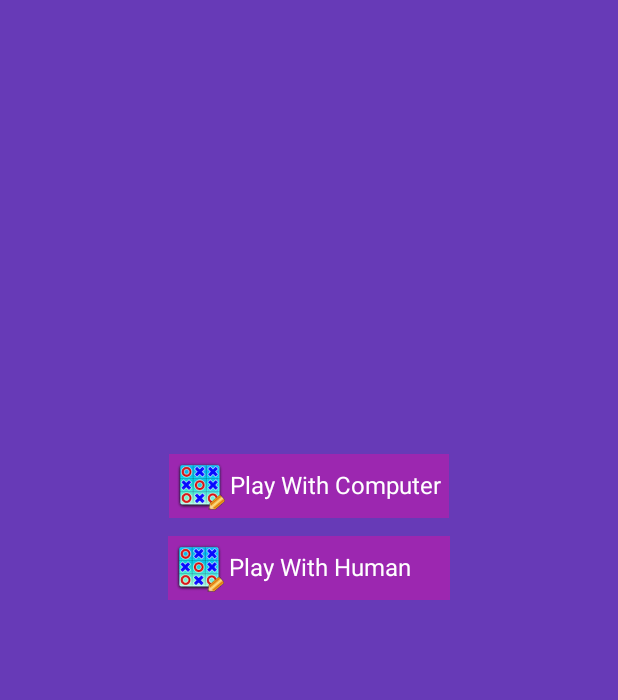
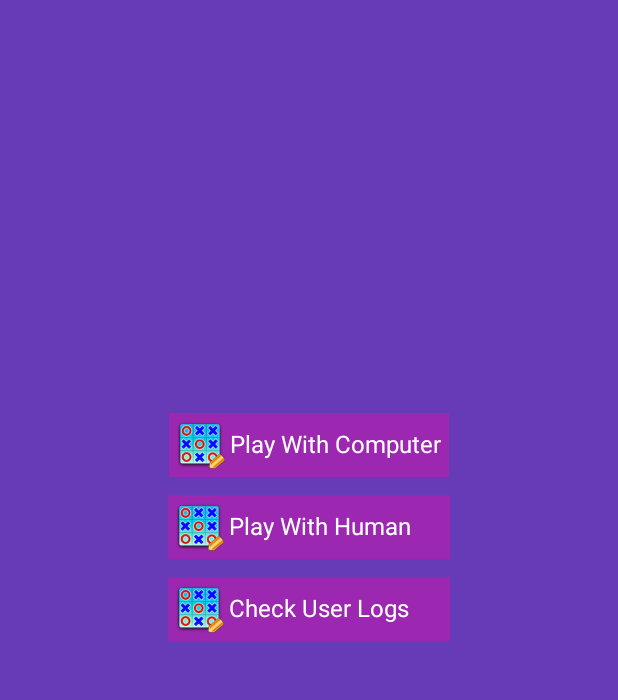
Before and after one commit to androidkhurram/TicTacToe, an Android app: the screen it shows after launch (MainActivity), after a tap on "Yes", on a phone screen of 412 x 824 dp, the part 91-791 px from its top. Run offline under Robolectric (Android 15) with nearby library versions, the phone set to English and light mode, and no system bars.

Commit message:
Added local logs
Added user logs and saved in locally at the moment.

```diff
--- a/app/src/main/AndroidManifest.xml
+++ b/app/src/main/AndroidManifest.xml
@@ -50,6 +50,10 @@
             android:name=".SignUpActivity"
             android:screenOrientation="portrait"
             android:theme="@android:style/Theme.NoTitleBar.Fullscreen"></activity>
+        <activity
+            android:name=".LogsActivity"
+            android:screenOrientation="portrait"
+            android:theme="@android:style/Theme.NoTitleBar.Fullscreen"></activity>
     </application>
 
 </manifest>
--- a/app/src/main/java/mohsenalqallaf/tictactoe/DatabaseHandler.java
+++ b/app/src/main/java/mohsenalqallaf/tictactoe/DatabaseHandler.java
@@ -5,9 +5,13 @@ import android.content.Context;
 import android.database.Cursor;
 import android.database.sqlite.SQLiteDatabase;
 import android.database.sqlite.SQLiteOpenHelper;
+import android.util.Log;
 
+import java.text.SimpleDateFormat;
 import java.util.ArrayList;
+import java.util.Date;
 import java.util.List;
+import java.util.Locale;
 
 public class DatabaseHandler extends SQLiteOpenHelper {
 
@@ -18,13 +22,17 @@ public class DatabaseHandler extends SQLiteOpenHelper {
 	// Database Name
 	private static final String DATABASE_NAME = "contactsManager";
 
-	// Contacts table name
+	// table names
 	private static final String TABLE_PLAYERS_LOGIN = "login";
-
-	// Contacts Table Columns names
+	private static final String TABLE_USER_LOGS = "user_logs";
+	// Table Columns names for player login
 	private static final String KEY_ID = "id";
 	private static final String KEY_USER_NAME = "user_name";
 	private static final String KEY_EMAIL_ID = "email_id";
+	// Table Columns names for player logs
+	private static final String KEY_CREATED_AT = "created_at";
+	private static final String KEY_USER_ACTIONS = "action_detail";
+
 
 	public DatabaseHandler(Context context) {
 		super(context, DATABASE_NAME, null, DATABASE_VERSION);
@@ -33,10 +41,16 @@ public class DatabaseHandler extends SQLiteOpenHelper {
 	// Creating Tables
 	@Override
 	public void onCreate(SQLiteDatabase db) {
-		String CREATE_CONTACTS_TABLE = "CREATE TABLE " + TABLE_PLAYERS_LOGIN + "("
+        // Log table create statement
+		String CREATE_LOGIN_TABLE = "CREATE TABLE " + TABLE_PLAYERS_LOGIN + "("
 				+ KEY_ID + " INTEGER PRIMARY KEY," + KEY_USER_NAME + " TEXT,"
 				+ KEY_EMAIL_ID + " TEXT" + ")";
-		db.execSQL(CREATE_CONTACTS_TABLE);
+		// User Log table create statement
+		String CREATE_TABLE_LOG = "CREATE TABLE " + TABLE_USER_LOGS
+				+ "(" + KEY_ID + " INTEGER PRIMARY KEY," + KEY_USER_ACTIONS + " TEXT,"
+				+ KEY_CREATED_AT + " DATETIME" + ")";
+		db.execSQL(CREATE_LOGIN_TABLE);
+		db.execSQL(CREATE_TABLE_LOG);
 	}
 
 	// Upgrading database
@@ -44,7 +58,7 @@ public class DatabaseHandler extends SQLiteOpenHelper {
 	public void onUpgrade(SQLiteDatabase db, int oldVersion, int newVersion) {
 		// Drop older table if existed
 		db.execSQL("DROP TABLE IF EXISTS " + TABLE_PLAYERS_LOGIN);
-
+		db.execSQL("DROP TABLE IF EXISTS " + TABLE_USER_LOGS);
 		// Create tables again
 		onCreate(db);
 	}
@@ -59,8 +73,7 @@ public class DatabaseHandler extends SQLiteOpenHelper {
 
 		ContentValues values = new ContentValues();
 		values.put(KEY_USER_NAME, playerInfo.getName()); // PlayerInfo Name
-		values.put(KEY_EMAIL_ID, playerInfo.getEmailId()); // PlayerInfo Phone
-		System.out.println("new player value"+values);
+		values.put(KEY_EMAIL_ID, playerInfo.getEmailId()); // PlayerInfo Email
 		// Inserting Row
 		db.insert(TABLE_PLAYERS_LOGIN, null, values);
 		db.close(); // Closing database connection
@@ -124,7 +137,7 @@ public class DatabaseHandler extends SQLiteOpenHelper {
 	public void deletePlayer(PlayerInfo playerInfo) {
 		SQLiteDatabase db = this.getWritableDatabase();
 		db.delete(TABLE_PLAYERS_LOGIN, KEY_ID + " = ?",
-				new String[] { String.valueOf(playerInfo.getID()) });
+				new String[]{String.valueOf(playerInfo.getID())});
 		db.close();
 	}
 
@@ -140,4 +153,46 @@ public class DatabaseHandler extends SQLiteOpenHelper {
 		return cursor.getCount();
 	}
 
+	// Creating users logs
+	public void createUserLogs(UserLogs logs) {
+		SQLiteDatabase db = this.getWritableDatabase();
+		ContentValues values = new ContentValues();
+		values.put(KEY_USER_ACTIONS, logs.getAction());
+		values.put(KEY_CREATED_AT, getDateTime());
+		System.out.println("player logs" + values);
+		// insert row
+		db.insert(TABLE_USER_LOGS, null, values);
+		db.close(); // Closing database connection
+	}
+	/**
+	 * getting all logs
+	 * */
+	public ArrayList<UserLogs> getAllLogs() {
+		ArrayList<UserLogs> userLogs = new ArrayList<UserLogs>();
+		String selectQuery = "SELECT  * FROM " + TABLE_USER_LOGS;
+		SQLiteDatabase db = this.getReadableDatabase();
+		Cursor c = db.rawQuery(selectQuery, null);
+
+		// looping through all rows and adding to list
+		if (c.moveToFirst()) {
+			do {
+				UserLogs logs = new UserLogs();
+				logs.setId(c.getInt((c.getColumnIndex(KEY_ID))));
+				logs.setAction(c.getString(c.getColumnIndex(KEY_USER_ACTIONS)));
+				logs.setCreated_at(c.getString(c.getColumnIndex(KEY_CREATED_AT)));
+				// adding to logs list
+				userLogs.add(logs);
+			} while (c.moveToNext());
+		}
+		return userLogs;
+	}
+	/**
+	 * get datetime
+	 * */
+	private String getDateTime() {
+		SimpleDateFormat dateFormat = new SimpleDateFormat(
+				"yyyy-MM-dd HH:mm:ss", Locale.getDefault());
+		Date date = new Date();
+		return dateFormat.format(date);
+	}
 }
--- a/app/src/main/java/mohsenalqallaf/tictactoe/SignUpActivity.java
+++ b/app/src/main/java/mohsenalqallaf/tictactoe/SignUpActivity.java
@@ -12,17 +12,23 @@ import android.widget.Button;
 public class SignUpActivity extends Activity{
     // declare variables
     private Button btnYes, btnNo;
+    private DatabaseHandler databaseHandler;
     @Override
     protected void onCreate(Bundle savedInstanceState) {
         super.onCreate(savedInstanceState);
         setContentView(R.layout.signup);
         // initializeViews views
         initializeViews();
+        // initializing Database and bean class
+        databaseHandler = new DatabaseHandler(this);
         // implementing onclick listeners
         btnYes.setOnClickListener(new View.OnClickListener() {
             @Override
             public void onClick(View v) {
                 finish();
+                UserLogs logs= new UserLogs();
+                logs.setAction("User clicked on have account.");
+                databaseHandler.createUserLogs(logs);
                 Intent intent= new Intent(getApplicationContext(), MainActivity.class);
                 startActivity(intent);
             }
@@ -31,6 +37,9 @@ public class SignUpActivity extends Activity{
             @Override
             public void onClick(View v) {
                 finish();
+                UserLogs logs= new UserLogs();
+                logs.setAction("User clicked on don't have account.");
+                databaseHandler.createUserLogs(logs);
                 Intent intent= new Intent(getApplicationContext(), LoginActivity.class);
                 startActivity(intent);
             }
--- /dev/null
+++ b/app/src/main/java/mohsenalqallaf/tictactoe/UserLogs.java
@@ -0,0 +1,47 @@
+package mohsenalqallaf.tictactoe;
+
+public class UserLogs {
+
+	int id;
+	String action;
+	String created_at;
+
+	// constructors
+	public UserLogs() {
+	}
+
+	public UserLogs(String user_action) {
+		this.action = user_action;
+	}
+
+	public UserLogs(int id, String user_action) {
+		this.id = id;
+		this.action = user_action;
+	}
+
+	// setters
+	public void setId(int id) {
+		this.id = id;
+	}
+
+	public void setAction(String user_action) {
+		this.action = user_action;
+	}
+
+	// getters
+	public long getId() {
+		return this.id;
+	}
+
+	public String getAction() {
+		return this.action;
+	}
+
+	public String getCreated_at() {
+		return created_at;
+	}
+
+	public void setCreated_at(String created_at) {
+		this.created_at = created_at;
+	}
+}
--- a/app/src/main/res/layout/activity_main.xml
+++ b/app/src/main/res/layout/activity_main.xml
@@ -77,6 +77,32 @@
                 android:textSize="16sp" />
 
         </LinearLayout>
+        <LinearLayout
+            android:id="@+id/lin_logs"
+            android:layout_width="188dp"
+            android:layout_height="wrap_content"
+            android:layout_marginTop="12dp"
+            android:background="@color/button_color"
+            android:orientation="horizontal"
+            android:paddingBottom="5dp"
+            android:paddingLeft="5dp"
+            android:paddingRight="5dp"
+            android:paddingTop="5dp">
+
+            <Button
+                android:layout_width="32dp"
+                android:layout_height="32dp"
+                android:background="@drawable/icon" />
+
+            <TextView
+                android:layout_width="wrap_content"
+                android:layout_height="wrap_content"
+                android:layout_marginLeft="3dp"
+                android:text="Check User Logs"
+                android:textColor="@android:color/white"
+                android:textSize="16sp" />
+
+        </LinearLayout>
     </LinearLayout>
 
 
```
Also changed, not shown: app/src/main/java/mohsenalqallaf/tictactoe/CustomListAdaptor.java (added, +102 -0 lines), app/src/main/java/mohsenalqallaf/tictactoe/LoginActivity.java (+10 -0 lines), app/src/main/java/mohsenalqallaf/tictactoe/LogsActivity.java (added, +38 -0 lines), app/src/main/java/mohsenalqallaf/tictactoe/MainActivity.java (+19 -1 lines), app/src/main/res/layout/list_items.xml (added, +27 -0 lines), app/src/main/res/layout/log_activity.xml (added, +13 -0 lines).
